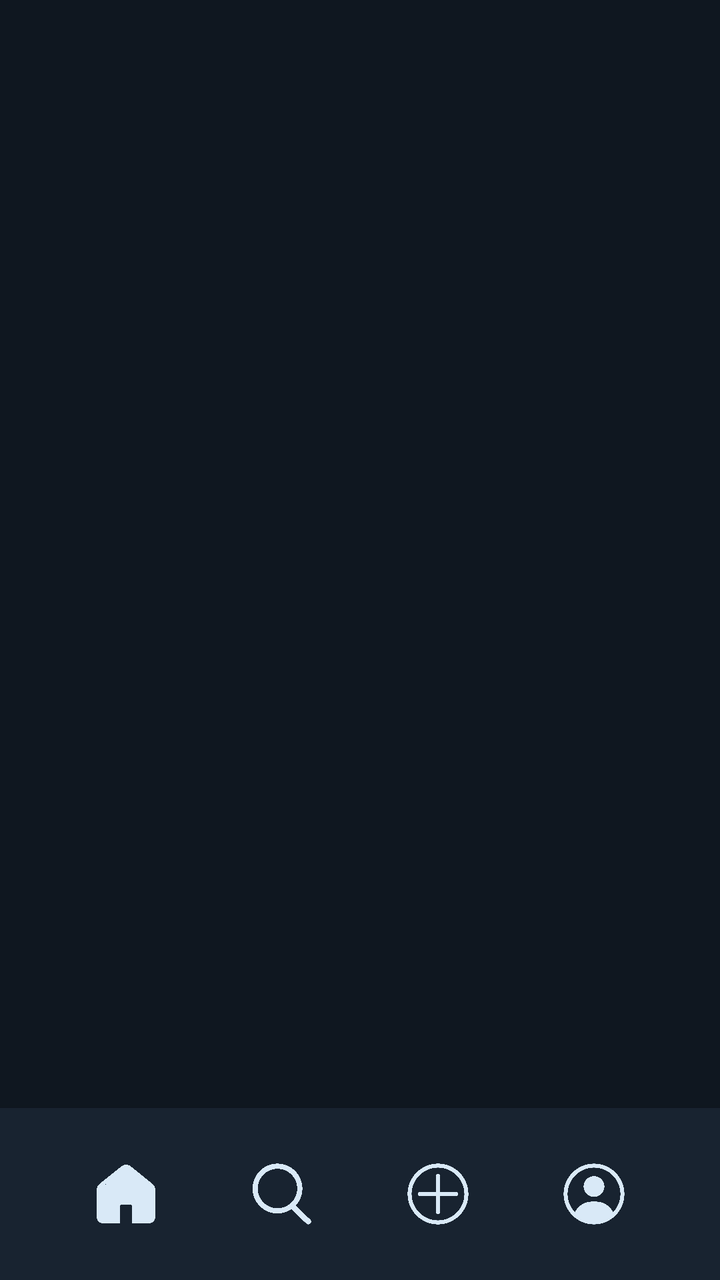
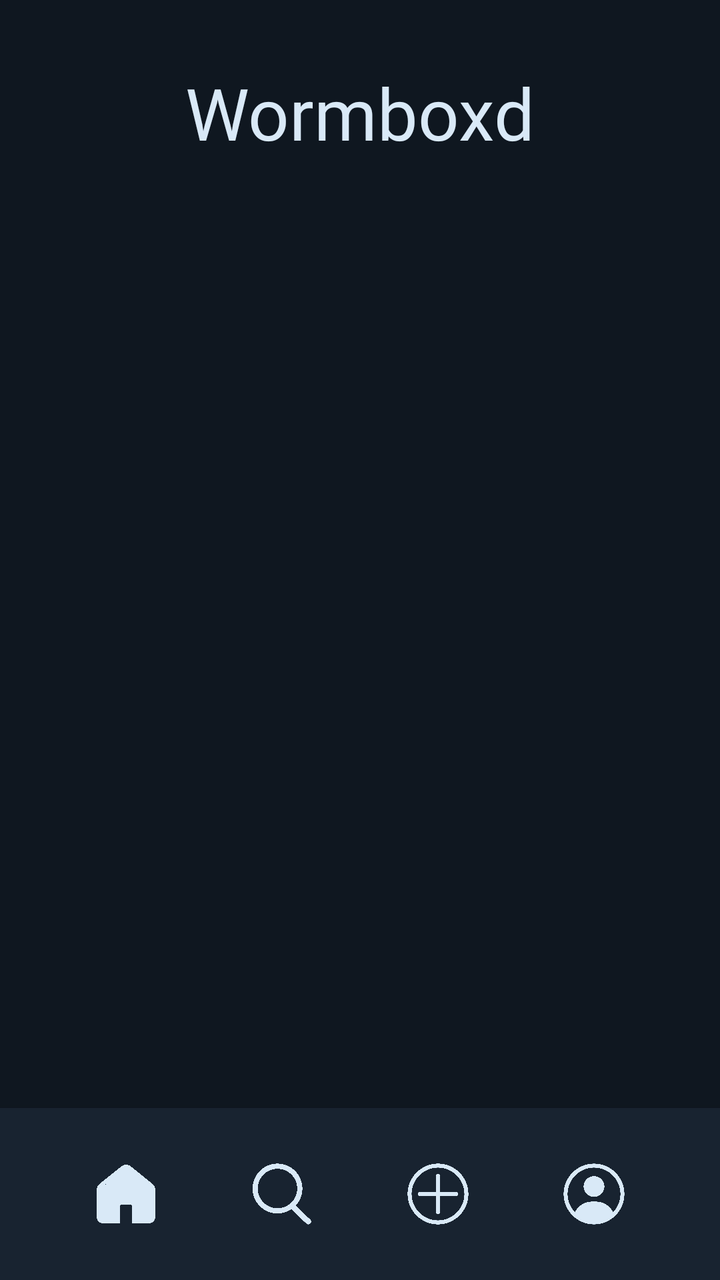

The first picture is an Android layout as it rendered before a commit; the second is the same layout after the commit. The layout source and the unified diff follow.
<!-- AndroidManifest.xml: application theme Theme.MyApplication -->
<!-- res/layout/activity_home.xml -->
<?xml version="1.0" encoding="utf-8"?>
<LinearLayout xmlns:android="http://schemas.android.com/apk/res/android"
    xmlns:app="http://schemas.android.com/apk/res-auto"
    xmlns:tools="http://schemas.android.com/tools"
    android:id="@+id/main"
    android:layout_width="match_parent"
    android:layout_height="match_parent"
    tools:context=".HomeActivity"
    android:orientation="vertical"
    android:background="#0F1720">

    <androidx.fragment.app.FragmentContainerView
        android:id="@+id/homeFragment"
        android:layout_width="match_parent"
        android:layout_height="0dp"
        android:layout_weight="1" />

    <LinearLayout
        android:layout_width="match_parent"
        android:layout_height="wrap_content"
        android:orientation="horizontal"
        android:gravity="center"
        android:background="#182330"
        android:padding="24dp"
        android:elevation="8dp" >

        <ImageButton
            android:id="@+id/homeNavBtn"
            android:layout_width="38dp"
            android:layout_height="38dp"
            android:layout_marginHorizontal="18dp"
            android:src="@drawable/home_nav_icon"
            android:background="@android:color/transparent"
            android:scaleType="fitCenter"
            android:layout_weight="1"
            android:contentDescription="Home" />

        <ImageButton
            android:id="@+id/searchNavBtn"
            android:layout_width="38dp"
            android:layout_height="38dp"
            android:layout_marginHorizontal="18dp"
            android:src="@drawable/search_nav_icon"
            android:background="@android:color/transparent"
            android:scaleType="fitCenter"
            android:layout_weight="1"
            android:contentDescription="Search" />

        <ImageButton
            android:id="@+id/addNavBtn"
            android:layout_width="38dp"
            android:layout_height="38dp"
            android:layout_marginHorizontal="18dp"
            android:src="@drawable/add_nav_icon"
            android:background="@android:color/transparent"
            android:scaleType="fitCenter"
            android:layout_weight="1"
            android:contentDescription="Add" />

        <ImageButton
            android:id="@+id/profileNavBtn"
            android:layout_width="38dp"
            android:layout_height="38dp"
            android:layout_marginHorizontal="18dp"
            android:src="@drawable/profile_nav_icon"
            android:background="@android:color/transparent"
            android:scaleType="fitCenter"
            android:layout_weight="1"
            android:contentDescription="Profile" />


    </LinearLayout>

</LinearLayout>
<!-- resources referenced by this layout -->
<resources>
  <!-- drawable add_nav_icon: png bitmap (drawable, 180737 bytes) -->
  <!-- drawable home_nav_icon: png bitmap (drawable, 117434 bytes) -->
  <!-- drawable profile_nav_icon: png bitmap (drawable, 233000 bytes) -->
  <!-- drawable search_nav_icon: png bitmap (drawable, 157359 bytes) -->
  <style name="Theme.MyApplication" parent="Base.Theme.MyApplication" />
  <style name="Base.Theme.MyApplication" parent="Theme.Material3.DayNight.NoActionBar">
          
          
      </style>
</resources>

<!-- the commit's change to res/layout/activity_home.xml (unified diff, before → after) -->
@@ -8,6 +8,16 @@
     tools:context=".HomeActivity"
     android:orientation="vertical"
     android:background="#0F1720">
+
+    <TextView
+        android:layout_width="match_parent"
+        android:layout_height="wrap_content"
+        android:text="Wormboxd"
+        android:textSize="36sp"
+        android:textColor="#D9E9F7"
+        android:fontFamily="@font/dmseriftext_regular"
+        android:textAlignment="center"
+        android:layout_marginTop="32dp"/>
 
     <androidx.fragment.app.FragmentContainerView
         android:id="@+id/homeFragment"
